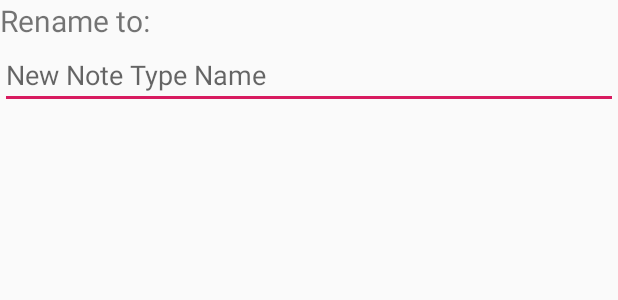
After one commit to phanbaominh/Auswendiglernen, an Android app: the layout dialog_rename_note_types.xml on its own in the app's theme, with its tools: preview values and no code run, on a phone screen of 412 x 824 dp. The commit adds this screen. Shown: the top 300 px of the screen. Run offline under Robolectric (Android 15) with nearby library versions, the phone set to English and light mode, and no system bars.

Commit message:
Thêm tính năng rename
có thêm dialog rename nữa, với thêm layout cho nó

```diff
--- a/app/src/main/java/cntn/nmandroid/finalproject/auswendiglernen/NoteType.java
+++ b/app/src/main/java/cntn/nmandroid/finalproject/auswendiglernen/NoteType.java
@@ -34,6 +34,9 @@ public class NoteType {
     public ArrayList<CardTemplate> getTemplateList() {
         return templateList;
     }
+
+    // Setters
+    public void setName(String newName){name = newName;}
 
     // Constructors
     private NoteType() {
--- /dev/null
+++ b/app/src/main/res/layout/dialog_rename_note_types.xml
@@ -0,0 +1,17 @@
+<?xml version="1.0" encoding="utf-8"?>
+<LinearLayout xmlns:android="http://schemas.android.com/apk/res/android"
+    android:orientation="vertical" android:layout_width="match_parent"
+    android:layout_height="match_parent">
+    <TextView
+        android:layout_width="match_parent"
+        android:layout_height="wrap_content"
+        android:text="Rename to:"
+        android:textSize="20dp"
+        />
+    <EditText
+        android:layout_width="match_parent"
+        android:layout_height="wrap_content"
+        android:id="@+id/edittext_dialog_rename_note_types"
+        android:hint="New Note Type Name"
+        />
+</LinearLayout>
```
Also changed, not shown: app/src/main/java/cntn/nmandroid/finalproject/auswendiglernen/NoteTypeActivity.java (+24 -2 lines), app/src/main/java/cntn/nmandroid/finalproject/auswendiglernen/RenameNoteTypesDialogFragment.java (added, +90 -0 lines).
